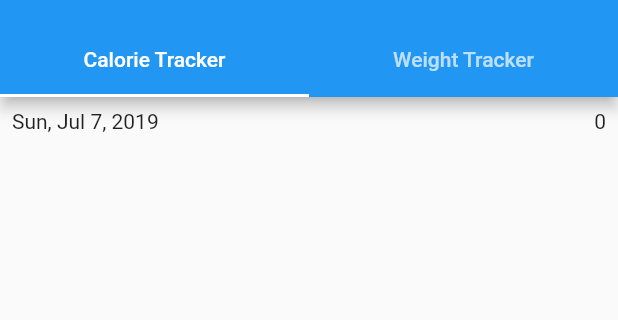
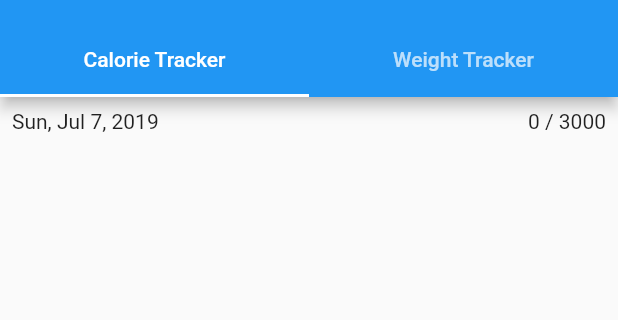
Before and after one commit to julianandrews/tdee_tracker, a Flutter app: the screen it shows after launch, on a phone screen of 412 x 824 dp, the part 59-379 px from its top. Run offline on Flutter 3.47's test engine with Material 2 defaults, Android fonts, the phone set to English and light mode, and no system bars; our stand-ins replace shared_preferences, sqflite; accounts and stored records are empty.

Commit message:
Implement goal/tdee calculation
TDEE calculation is just a placeholder for now, but everything should be
wired up to update correctly once I have the calculations working.

```diff
--- a/lib/calorie_screens.dart
+++ b/lib/calorie_screens.dart
@@ -3,6 +3,7 @@ import 'package:provider/provider.dart';
 import 'package:flutter/services.dart';
 
 import 'database/entries.dart';
+import 'database/goals.dart';
 import 'database/models.dart';
 
 class CalorieTracker extends StatefulWidget {
@@ -136,7 +137,17 @@ class _EntriesHeader extends StatelessWidget {
   Widget build(BuildContext context) {
     return Row(children: [
       Expanded(child: Text(date.display)),
-      Text("${totalCalories}"),
+      Consumer<Goals>(
+        builder: (context, goals, child) {
+          final Goal goal = goals.forDate(date);
+          if (goal != null) {
+            final int goalCalories = goal.tdee + goal.goal;
+            return Text("${totalCalories} / ${goalCalories}");
+          } else {
+            return Text("${totalCalories}");
+          }
+        }
+      ),
     ]);
   }
 }
--- /dev/null
+++ b/lib/database/goals.dart
@@ -0,0 +1,65 @@
+import 'package:flutter/widgets.dart';
+
+import 'database.dart';
+import 'entries.dart';
+import 'models.dart';
+import 'tdee_calculator.dart';
+import 'weights.dart';
+import '../settings.dart';
+
+class Goals extends ChangeNotifier {
+  static final Goals _singleton = Goals._internal();
+  Map<Date, Goal> _goals = Map();
+  bool _initialized = false;
+
+  Goals._internal() {
+    CalorieTrackerDatabase().listGoals().then((goals) {
+      for (final goal in goals) {
+        _goals[goal.date] = goal;
+      }
+      _initialized = true;
+      Settings().addListener(_updateToday);
+      Entries().addListener(_updateToday);
+      Weights().addListener(_updateToday);
+      notifyListeners();
+    });
+  }
+
+  factory Goals() {
+    return _singleton;
+  }
+
+  Goal forDate(Date date) {
+    if (_initialized &&
+        !_goals.containsKey(date) &&
+        Date.fromDateTime(DateTime.now()).difference(date) >= 0) {
+      _updateDate(date);
+    }
+    return _goals[date];
+  }
+
+  void add(Goal goal) async {
+    assert(_initialized && goal.id == null);
+    _goals[goal.date] = goal;
+    goal.id = await CalorieTrackerDatabase().insertGoal(goal);
+    notifyListeners();
+  }
+
+  void update(Goal goal) async {
+    assert(_initialized && goal.id != null);
+    _goals[goal.date] = goal;
+    await CalorieTrackerDatabase().updateGoal(goal);
+    notifyListeners();
+  }
+
+  void _updateDate(Date date) async {
+    var goal = _goals[date] ?? Goal(date: date);
+    goal.goal = Settings().goal;
+    goal.tdee = calculateTdee(date);
+    await goal.id == null ? add(goal) : update(goal);
+  }
+
+  void _updateToday() async {
+    _updateDate(Date.fromDateTime(DateTime.now()));
+  }
+}
--- a/lib/database/models.dart
+++ b/lib/database/models.dart
@@ -109,4 +109,9 @@ class Date {
   String toString() {
     return "Date[year=${year}, month=${month}, day=${day}]";
   }
+
+  @override
+  int get hashCode {
+    return 10000 * year + 100 * month + day;
+  }
 }
--- /dev/null
+++ b/lib/database/tdee_calculator.dart
@@ -0,0 +1,6 @@
+import 'models.dart';
+
+calculateTdee(Date date) {
+  // TODO: Implement real logic.
+  return 3000;
+}
--- a/lib/main.dart
+++ b/lib/main.dart
@@ -7,6 +7,7 @@ import 'settings.dart';
 import 'settings_screen.dart';
 import 'weight_screens.dart';
 import 'database/entries.dart';
+import 'database/goals.dart';
 import 'database/weights.dart';
 
 void main() => runApp(
@@ -15,6 +16,7 @@ void main() => runApp(
         ChangeNotifierProvider(builder: (context) => Settings()),
         ChangeNotifierProvider(builder: (context) => Entries()),
         ChangeNotifierProvider(builder: (context) => Weights()),
+        ChangeNotifierProvider(builder: (context) => Goals()),
       ],
       child: TDEETrackerApp(),
     )
```
Also changed, not shown: lib/database/database.dart (+20 -23 lines).
